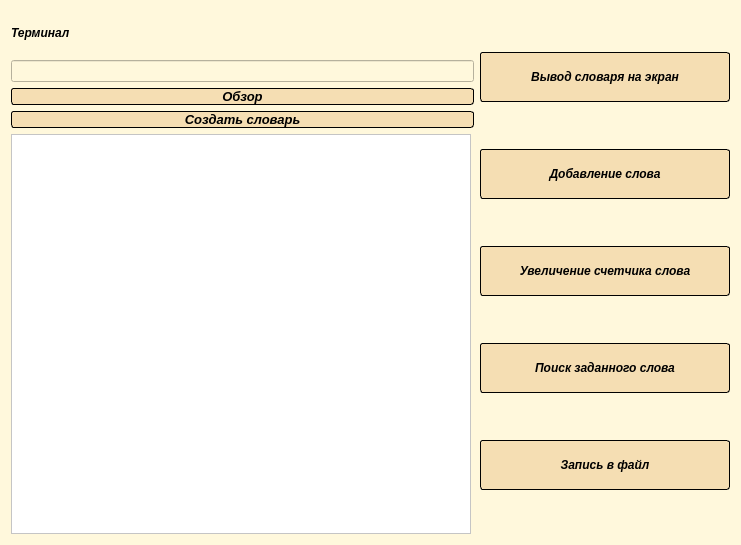
This is doit/mainwindow.ui in folyyy/courseTesting as Qt 5 draws it before an edit. The edited form follows.
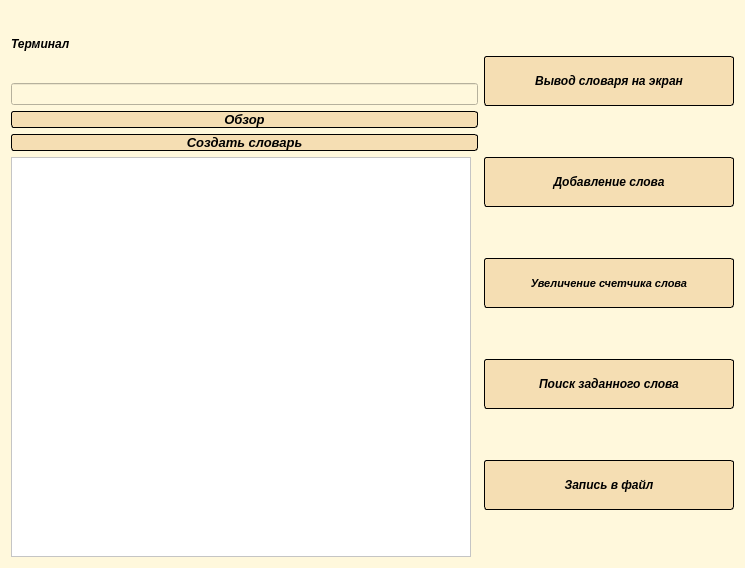
This is the edited form.

The edit to the form file:
```diff
--- a/doit/mainwindow.ui
+++ b/doit/mainwindow.ui
@@ -6,8 +6,8 @@
    <rect>
     <x>0</x>
     <y>0</y>
-    <width>741</width>
-    <height>545</height>
+    <width>745</width>
+    <height>568</height>
    </rect>
   </property>
   <property name="windowTitle">
@@ -273,7 +273,7 @@
           <property name="font">
            <font>
             <family>Arial</family>
-            <pointsize>9</pointsize>
+            <pointsize>8</pointsize>
             <weight>75</weight>
             <italic>true</italic>
             <bold>true</bold>
```
